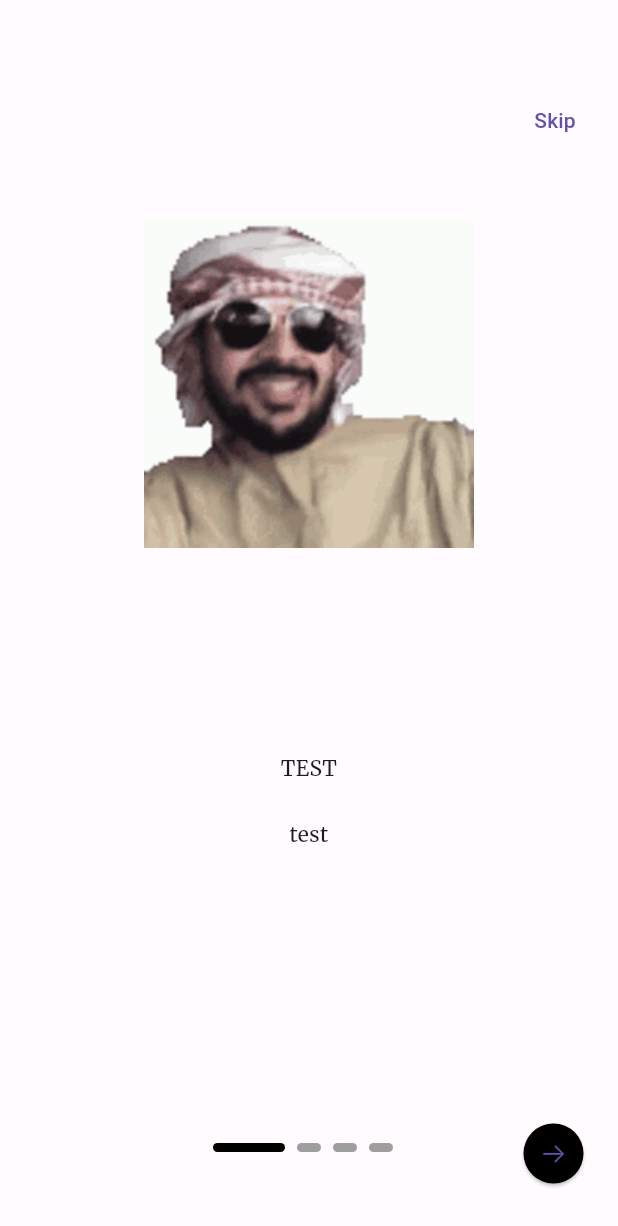
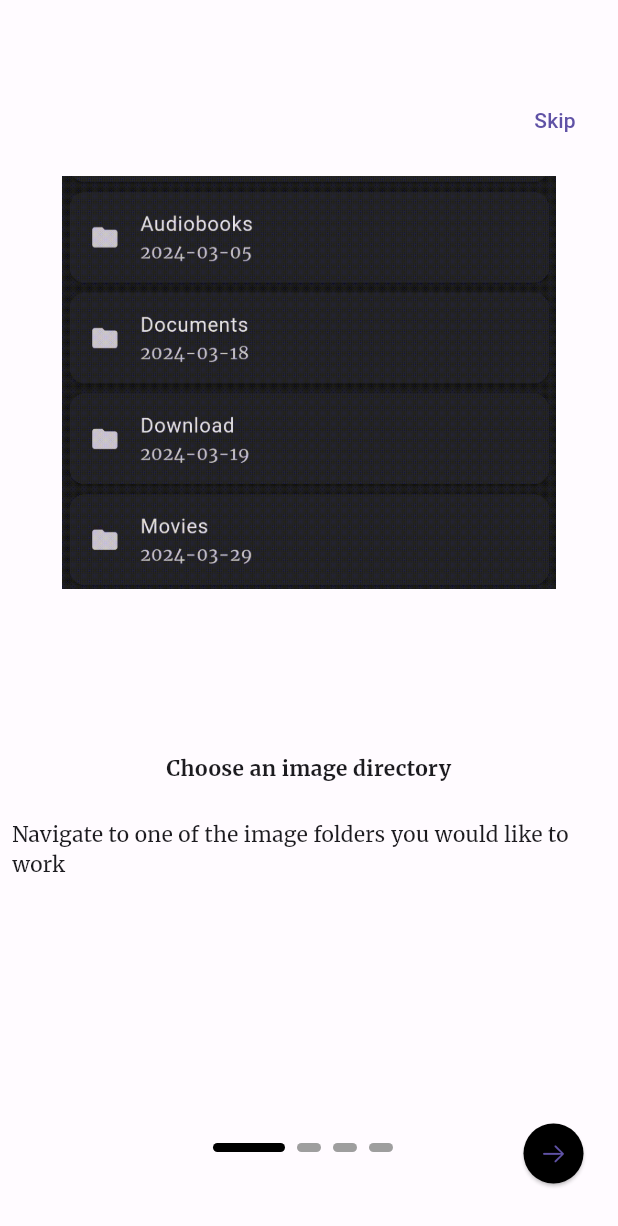
Before and after one commit to Eduart2001/smart_memories, a Flutter app: the screen it shows after launch, on a phone screen of 412 x 824 dp. Shown: the top 1226 px of the screen. Run offline on Flutter 3.47's test engine with Material 3 defaults, Android fonts, the phone set to English and light mode, and no system bars; drawn by our look-alikes of smooth_page_indicator; our stand-ins replace flutter_svg, get, google_fonts, image_picker, permission_handler; missing offline and left inert: exif, file_manager.

Commit message:
OnboardingTutorial
1) first page gif
2) adding all the titles and descriptions

```diff
--- a/lib/views/pages/onboarding.dart
+++ b/lib/views/pages/onboarding.dart
@@ -18,10 +18,10 @@ class OnBoardingPage extends StatelessWidget{
             controller: controller.pageController,
             onPageChanged: controller.updatePageIndicator,
             children: const [
-              OnBoardingPageWidget(image:'assets/icons/test-a.gif',title: "TEST",description: "test"),
-              OnBoardingPageWidget(image:'assets/icons/test-a.gif',title: "TEST1",description: "test1"),
-              OnBoardingPageWidget(image:'assets/icons/test-a.gif',title: "TEST2",description: "test2"),
-              OnBoardingPageWidget(image:'assets/icons/test-a.gif',title: "TEST3",description: "test3"),
+              OnBoardingPageWidget(image:OnBoardingHelpUtils.image1,title: OnBoardingHelpUtils.title1,description: OnBoardingHelpUtils.description1),
+              OnBoardingPageWidget(image:OnBoardingHelpUtils.image2,title: OnBoardingHelpUtils.title2,description: OnBoardingHelpUtils.description2),
+              OnBoardingPageWidget(image:OnBoardingHelpUtils.image3,title: OnBoardingHelpUtils.title3,description: OnBoardingHelpUtils.description3),
+              OnBoardingPageWidget(image:OnBoardingHelpUtils.image4,title: OnBoardingHelpUtils.title4,description: OnBoardingHelpUtils.description4),
             ],
 
           ),
@@ -101,16 +101,15 @@ class OnBoardingPageWidget extends StatelessWidget {
     child :Column(
           children: [
             Image(
-
               width: pageSize(context).width*0.8,
               height: pageSize(context).height*0.6,
               image: AssetImage(image),
             ),
-            Text(title,textAlign: TextAlign.center),
+            Text(title,textAlign: TextAlign.center,style: TextStyle(fontWeight: FontWeight.bold),),
             const SizedBox(
               height: 24.0,
             ),
-            Text(description,textAlign: TextAlign.center,)
+            Text(description,textAlign: TextAlign.left,)
           ],
         ),
     );
@@ -118,6 +117,38 @@ class OnBoardingPageWidget extends StatelessWidget {
 }
 
 
+class OnBoardingHelpUtils{
+
+
+  // Pages Titles
+
+   static const String title1="Choose an image directory";
+   static const String title2 ="Choose the one of the actions";
+   static const String title3 ="Chose between the options";
+   static const String title4 ="Confirm and wait the magie to happen";
+
+
+   //Pages  Descriptions
+
+   static const String description1="Navigate to one of the image folders you would like to work";
+   static const String description2 ="Cherry-pick one of the following actions : \n - Gallery \n - Organisation \n - Home \n (*note: for this tutorial the Organisation action is selected)";
+   static const String description3 ="Select how you would like to organise your images, by year, month, day, location, created date and also isolate duplicates";
+   static const String description4 ="Depending on the size of the directory it might take a while to load all the images. \n *** Warning: By using this app, you acknowledge and accept that you do so at your own risk. We shall not be liable for any damages or losses resulting from the use of this app. Please use it responsibly and exercise caution while using its features. ***";
+
+  // Image
+
+  static const String image1 = 'assets/onBoardingTutorial/tutorial1.gif';
+  static const String image2= 'assets/onBoardingTutorial/tutorial1.gif';
+  static const String image3 = 'assets/onBoardingTutorial/tutorial1.gif';
+  static const String image4 = 'assets/onBoardingTutorial/tutorial1.gif';
+
+}
+
+
+
+
+
+
 Size pageSize(BuildContext context){
   return MediaQuery.of(Get.context!).size;
 }
--- a/pubspec.yaml
+++ b/pubspec.yaml
@@ -71,6 +71,7 @@ flutter:
   # To add assets to your application, add an assets section, like this:
   assets:
     - assets/icons/
+    - assets/onBoardingTutorial/
      #- images/a_dot_ham.jpeg
 
   # An image asset can refer to one or more resolution-specific "variants", see
```
Also changed, not shown: assets/onBoardingTutorial/tutorial1.gif (added).
